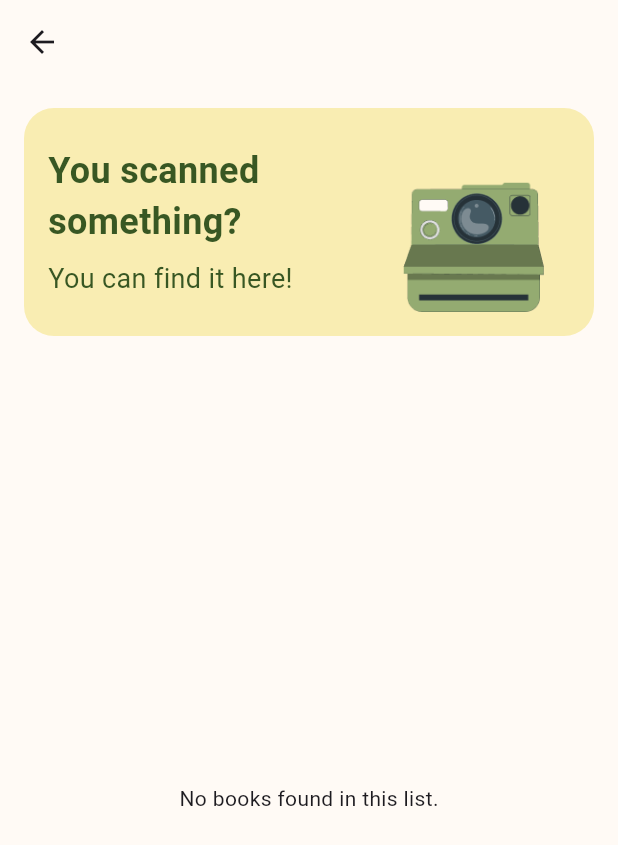
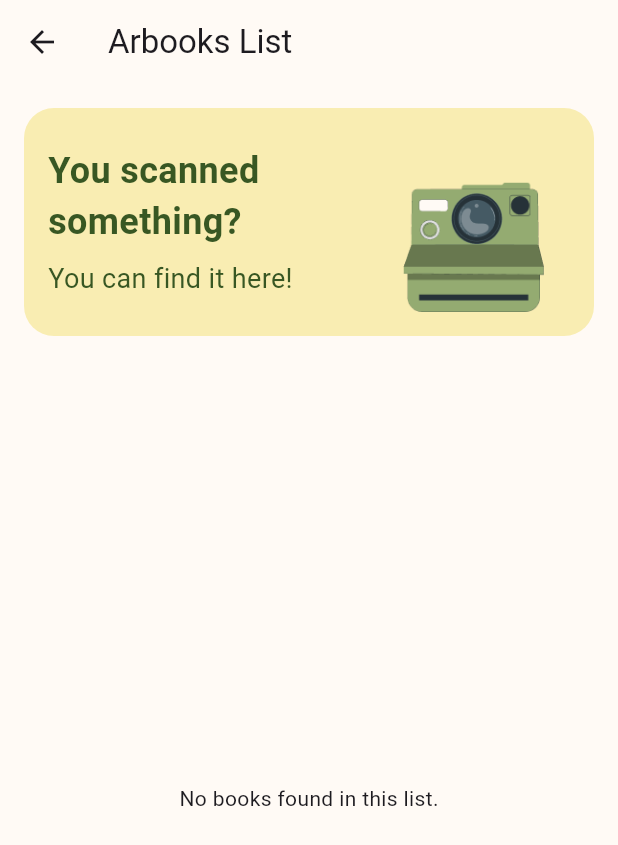
Before and after one commit to EllieNtasio/readally-android, a Flutter app: the ARBooksPage screen opened directly, on a phone screen of 412 x 824 dp. Shown: the top 845 px of the screen. Run offline on Flutter 3.47's test engine with Material 3 defaults, Android fonts, the phone set to English and light mode, and no system bars; our stand-ins replace cloud_firestore, firebase_auth, firebase_core; accounts and stored records are empty.

Commit message:
app ready

```diff
--- a/lib/secpages/arbooks.dart
+++ b/lib/secpages/arbooks.dart
@@ -11,7 +11,7 @@ class ARBooksPage extends StatelessWidget {
 
     return Scaffold(
       appBar: AppBar(
-        title: const Text(''),
+        title: const Text('Arbooks List'),
         backgroundColor: const Color(0xffFFFAF5),
       ),
       backgroundColor: const Color(0xffFFFAF5),
@@ -66,7 +66,7 @@ class ARBooksPage extends StatelessWidget {
           ),
           Expanded(
             child: StreamBuilder<List<Map<String, dynamic>>>(
-              stream: databaseService.getBooksStreamByListId('F57etWoaNdSGYQ3RmTAo'), // Pass the correct listId for 'arbooks'
+              stream: databaseService.getBooksStreamByListId('F57etWoaNdSGYQ3RmTAo'),
               builder: (context, snapshot) {
                 if (snapshot.connectionState == ConnectionState.waiting) {
                   return const Center(child: CircularProgressIndicator());
@@ -114,7 +114,7 @@ class BooksListSection extends StatelessWidget {
     required this.backgroundColor,
   });
 
-  // Function to show dialog and move book to another list
+
   void showMoveToListDialog(BuildContext context, String bookId, String bookTitle) async {
     // Fetch all lists from Firestore
     QuerySnapshot listsSnapshot = await FirebaseFirestore.instance.collection('lists').get();
@@ -125,7 +125,7 @@ class BooksListSection extends StatelessWidget {
       };
     }).toList();
 
-    // Filter out the 'arbooks' list
+
     availableLists = availableLists.where((list) => list['name'] != 'arbooks').toList();
 
     showDialog(
@@ -141,12 +141,12 @@ class BooksListSection extends StatelessWidget {
                 onTap: () async {
                   DocumentReference listDoc = FirebaseFirestore.instance.collection('lists').doc(listInfo['id']);
 
-                  // Add the book to the selected list
+
                   await listDoc.update({
                     'books': FieldValue.arrayUnion([bookId]),
                   });
 
-                  // Remove the book from the current list (this assumes the current list is "arbooks")
+
                   DocumentReference currentListDoc = FirebaseFirestore.instance.collection('lists').doc('F57etWoaNdSGYQ3RmTAo'); // "arbooks" list id
                   await currentListDoc.update({
                     'books': FieldValue.arrayRemove([bookId]),
```
